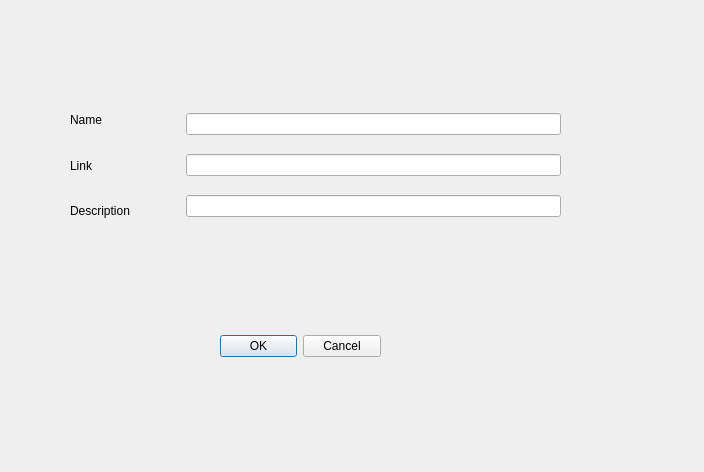
This is oop_labs/Lab2_qt/inputhyper.ui in Lshprog/term3_projects as Qt 5 draws it before an edit. The edited form follows.
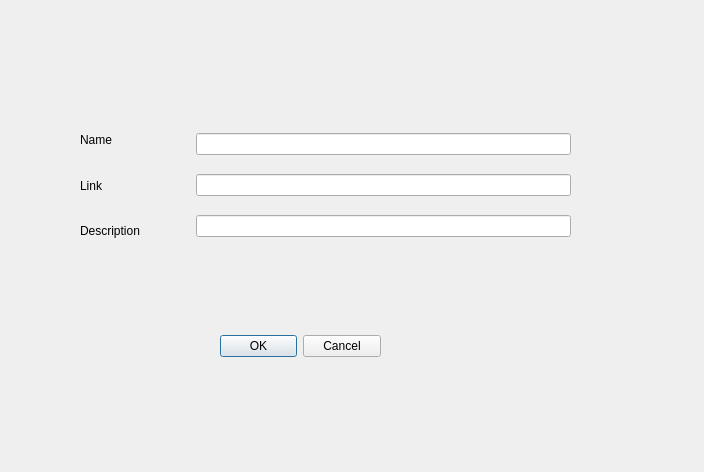
This is the edited form.

```diff
--- a/oop_labs/Lab2_qt/inputhyper.ui
+++ b/oop_labs/Lab2_qt/inputhyper.ui
@@ -29,11 +29,11 @@
     <set>QDialogButtonBox::Cancel|QDialogButtonBox::Ok</set>
    </property>
   </widget>
-  <widget class="QWidget" name="">
+  <widget class="QWidget" name="layoutWidget">
    <property name="geometry">
     <rect>
-     <x>70</x>
-     <y>100</y>
+     <x>80</x>
+     <y>120</y>
      <width>491</width>
      <height>131</height>
     </rect>
```
